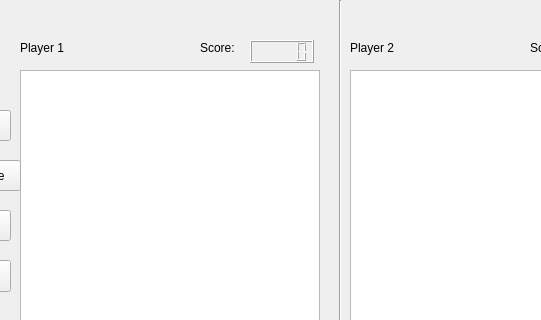
This is finalproject/mainwindow.ui in Oceanestars/BattleshipQt as Qt 5 draws it before an edit; both pictures show x 110 to 651 and y 0 to 320 of the 901 by 619 pixel window. The edited form follows.
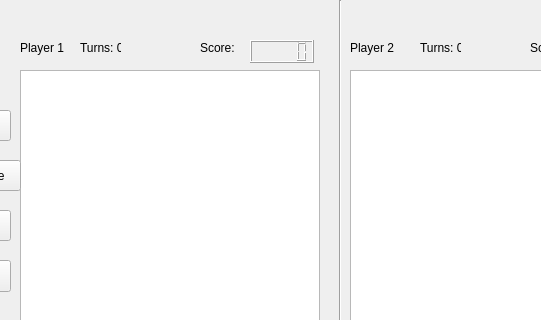
This is the edited form.

Patch:
```diff
--- a/finalproject/mainwindow.ui
+++ b/finalproject/mainwindow.ui
@@ -444,6 +444,32 @@
      <string>Restart</string>
     </property>
    </widget>
+   <widget class="QLabel" name="turn_1">
+    <property name="geometry">
+     <rect>
+      <x>190</x>
+      <y>40</y>
+      <width>41</width>
+      <height>16</height>
+     </rect>
+    </property>
+    <property name="text">
+     <string>Turns: 0</string>
+    </property>
+   </widget>
+   <widget class="QLabel" name="turn_2">
+    <property name="geometry">
+     <rect>
+      <x>530</x>
+      <y>40</y>
+      <width>41</width>
+      <height>16</height>
+     </rect>
+    </property>
+    <property name="text">
+     <string>Turns: 0</string>
+    </property>
+   </widget>
   </widget>
   <widget class="QMenuBar" name="menubar">
    <property name="geometry">
```
